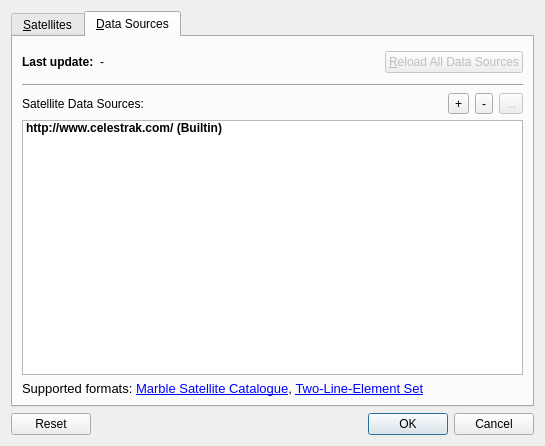
Before: the Qt Designer form src/plugins/render/satellites/SatellitesConfigDialog.ui in KDE/marble, drawn with Qt 5.
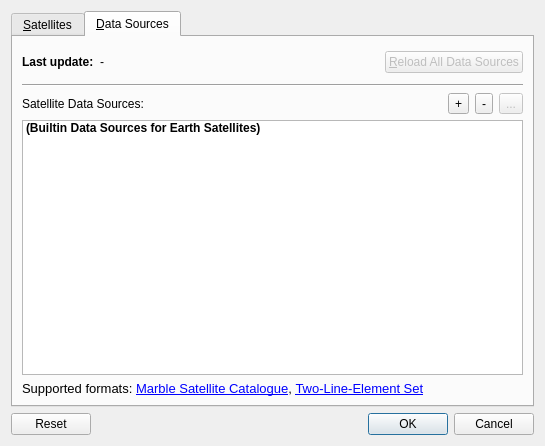
After: the same form once the commit is applied. The open tabs and pages were chosen to show the change. Icons and pictures are not drawn.

Commit message: SatellitesPlugin: add 'builtin data sources' to configuration

Patch:
```diff
--- a/src/plugins/render/satellites/SatellitesConfigDialog.ui
+++ b/src/plugins/render/satellites/SatellitesConfigDialog.ui
@@ -184,7 +184,7 @@
          </property>
          <item>
           <property name="text">
-           <string>http://www.celestrak.com/ (Builtin)</string>
+           <string>(Builtin Data Sources for Earth Satellites)</string>
           </property>
           <property name="statusTip">
            <string notr="true"/>
```
